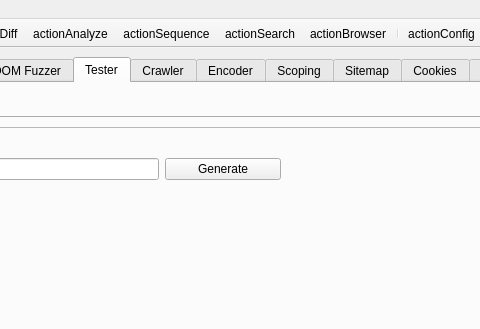
Before: the Qt Designer form branches/raft3/ui/RaftMain.ui in RAFTDevTeam/raft, drawn with Qt 5; both pictures show x 351 to 831 and y 0 to 329 of the 1202 by 869 pixel window.
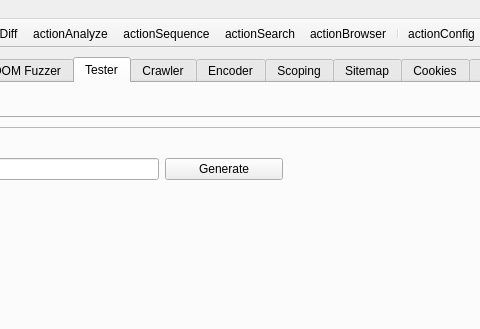
After: the same form once the commit is applied. The open tabs and pages were chosen to show the change. Icons and pictures are not drawn. Custom widgets are drawn as their Qt base class.

Commit message: Added import actions for additional file formats

Diff of the .ui file:
```diff
--- a/branches/raft3/ui/RaftMain.ui
+++ b/branches/raft3/ui/RaftMain.ui
@@ -1635,12 +1635,12 @@
                <property name="frameShadow">
                 <enum>QFrame::Raised</enum>
                </property>
-               <widget class="QWidget" name="">
+               <widget class="QWidget" name="layoutWidget">
                 <property name="geometry">
                  <rect>
                   <x>0</x>
                   <y>0</y>
-                  <width>610</width>
+                  <width>612</width>
                   <height>270</height>
                  </rect>
                 </property>
```
Left out of the diff: 12 changed lines with no effect on the pictures. The commit also changes 1 other file.
